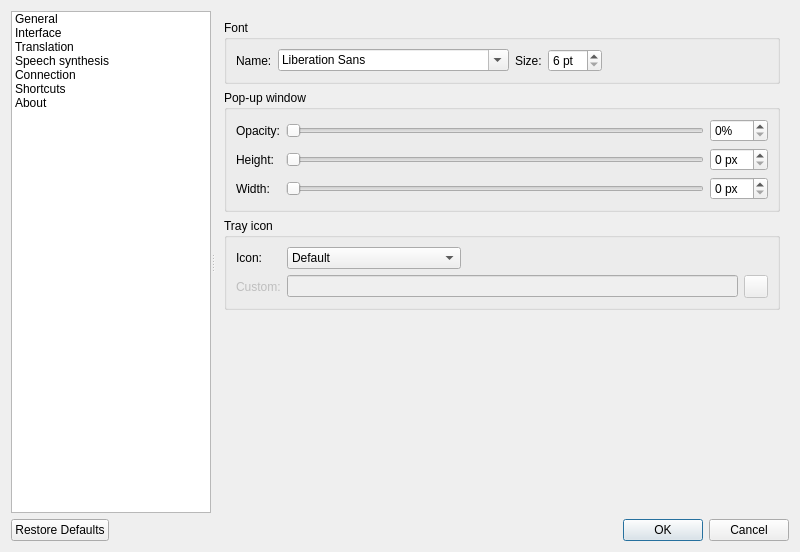
Before: the Qt Designer form src/settings/settingsdialog.ui in crow-translate/crow-translate, drawn with Qt 5.
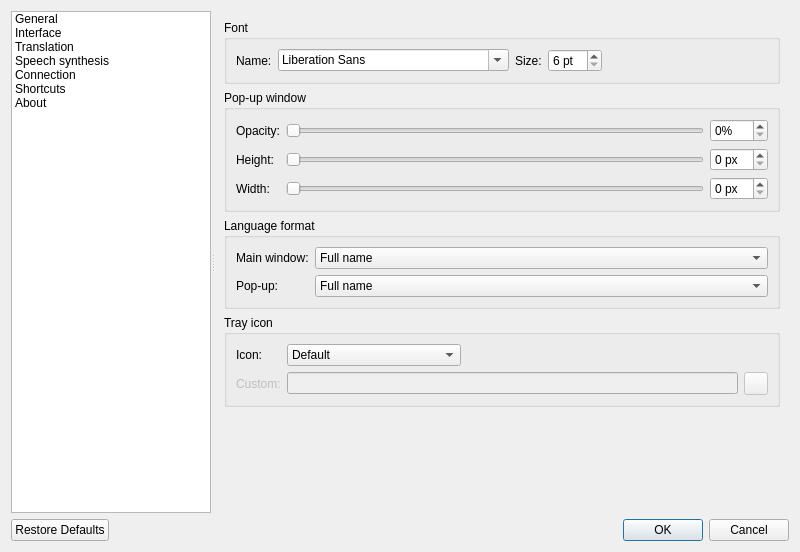
After: the same form once the commit is applied. The open tabs and pages were chosen to show the change. Icons and pictures are not drawn. Custom widgets are drawn as their Qt base class.

Commit message: Add the ability to display only language code on buttons, closes #155

Diff of the .ui file:
```diff
--- a/src/settings/settingsdialog.ui
+++ b/src/settings/settingsdialog.ui
@@ -369,6 +369,60 @@
           </layout>
          </widget>
         </item>
+        <item>
+         <widget class="QGroupBox" name="languageFormatGroupBox">
+          <property name="title">
+           <string>Language format</string>
+          </property>
+          <layout class="QFormLayout" name="formLayout">
+           <property name="labelAlignment">
+            <set>Qt::AlignLeading|Qt::AlignLeft|Qt::AlignVCenter</set>
+           </property>
+           <item row="0" column="0">
+            <widget class="QLabel" name="mainWindowLanguageFormatLabel">
+             <property name="text">
+              <string>Main window:</string>
+             </property>
+            </widget>
+           </item>
+           <item row="0" column="1">
+            <widget class="QComboBox" name="mainWindowLanguageFormatComboBox">
+             <item>
+              <property name="text">
+               <string>Full name</string>
+              </property>
+             </item>
+             <item>
+              <property name="text">
+               <string>ISO 639-1 code</string>
+              </property>
+             </item>
+            </widget>
+           </item>
+           <item row="1" column="0">
+            <widget class="QLabel" name="popupLanguageFormatLabel">
+             <property name="text">
+              <string>Pop-up:</string>
+             </property>
+            </widget>
+           </item>
+           <item row="1" column="1">
+            <widget class="QComboBox" name="popupLanguageFormatComboBox">
+             <item>
+              <property name="text">
+               <string>Full name</string>
+              </property>
+             </item>
+             <item>
+              <property name="text">
+               <string>ISO 639-1 code</string>
+              </property>
+             </item>
+            </widget>
+           </item>
+          </layout>
+         </widget>
+        </item>
         <item>
          <widget class="QGroupBox" name="trayIconGroupBox">
           <property name="title">
```
The commit also changes 9 other files.
